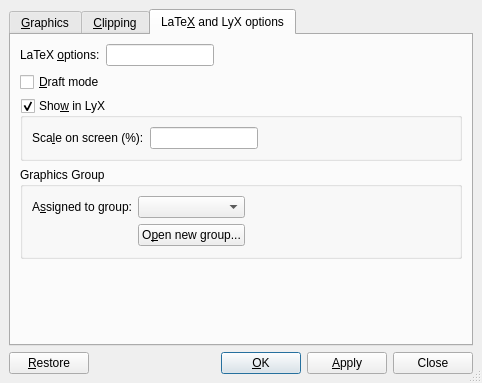
cburschka/lyx, file src/frontends/qt4/ui/GraphicsUi.ui: the form before one commit.
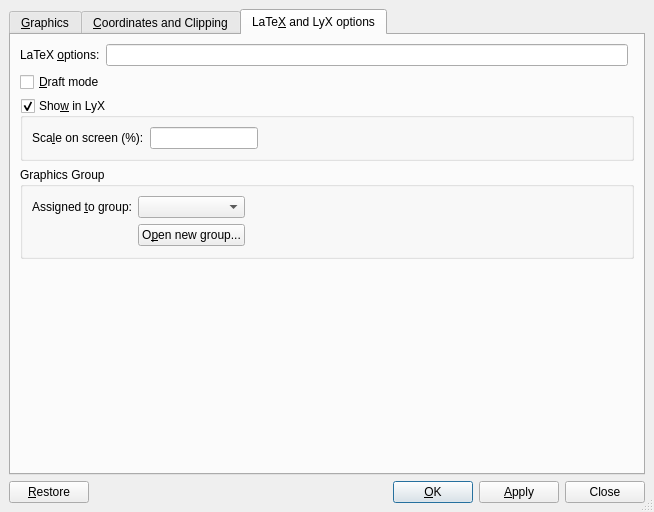
The form after the commit. The open tabs and pages were chosen to show the change. Custom widgets are drawn as their Qt base class.

Commit message:
Some improvements to the graphics dialog
* Describe the viewport/bb situation more accurate
* Use generic term "coordinates", since bb and viewport are flavor-specific
* Add some tooltips
* Increase the width of the options widget.

```diff
--- a/src/frontends/qt4/ui/GraphicsUi.ui
+++ b/src/frontends/qt4/ui/GraphicsUi.ui
@@ -1,18 +1,16 @@
 <ui version="4.0" >
  <class>GraphicsUi</class>
- <widget class="QDialog" name="GraphicsUi" >
-  <property name="geometry" >
+ <widget class="QDialog" name="GraphicsUi">
+  <property name="geometry">
    <rect>
     <x>0</x>
     <y>0</y>
-    <width>482</width>
-    <height>383</height>
+    <width>654</width>
+    <height>512</height>
    </rect>
   </property>
-  <property name="sizePolicy" >
-   <sizepolicy>
-    <hsizetype>0</hsizetype>
-    <vsizetype>0</vsizetype>
+  <property name="sizePolicy">
+   <sizepolicy hsizetype="Fixed" vsizetype="Fixed">
     <horstretch>0</horstretch>
     <verstretch>0</verstretch>
    </sizepolicy>
@@ -27,7 +25,16 @@
    <property name="margin" >
     <number>9</number>
    </property>
-   <property name="spacing" >
+   <property name="topMargin">
+    <number>9</number>
+   </property>
+   <property name="rightMargin">
+    <number>9</number>
+   </property>
+   <property name="bottomMargin">
+    <number>9</number>
+   </property>
+   <property name="spacing">
     <number>6</number>
    </property>
    <item row="0" column="0" >
@@ -279,9 +286,9 @@
        </item>
       </layout>
      </widget>
-     <widget class="QWidget" name="Clipping" >
-      <attribute name="title" >
-       <string>&amp;Clipping</string>
+     <widget class="QWidget" name="Clipping">
+      <attribute name="title">
+       <string>&amp;Coordinates and Clipping</string>
       </attribute>
       <layout class="QGridLayout" >
        <property name="margin" >
@@ -451,28 +458,22 @@
        <property name="margin" >
         <number>9</number>
        </property>
-       <property name="spacing" >
+       <property name="topMargin">
+        <number>9</number>
+       </property>
+       <property name="rightMargin">
+        <number>9</number>
+       </property>
+       <property name="bottomMargin">
+        <number>9</number>
+       </property>
+       <property name="spacing">
         <number>6</number>
        </property>
-       <item row="0" column="2" >
-        <spacer>
-         <property name="orientation" >
-          <enum>Qt::Horizontal</enum>
-         </property>
-         <property name="sizeHint" >
-          <size>
-           <width>161</width>
-           <height>20</height>
-          </size>
-         </property>
-        </spacer>
-       </item>
-       <item row="0" column="1" >
-        <widget class="QLineEdit" name="latexoptions" >
-         <property name="sizePolicy" >
-          <sizepolicy>
-           <hsizetype>0</hsizetype>
-           <vsizetype>0</vsizetype>
+       <item row="0" column="1">
+        <widget class="QLineEdit" name="latexoptions">
+         <property name="sizePolicy">
+          <sizepolicy hsizetype="MinimumExpanding" vsizetype="Fixed">
            <horstretch>0</horstretch>
            <verstretch>0</verstretch>
           </sizepolicy>
@@ -495,12 +496,12 @@
          </property>
         </widget>
        </item>
-       <item row="5" column="0" colspan="3" >
+       <item row="5" column="0" colspan="3">
         <spacer>
-         <property name="orientation" >
+         <property name="orientation">
           <enum>Qt::Vertical</enum>
          </property>
-         <property name="sizeHint" >
+         <property name="sizeHint" stdset="0">
           <size>
            <width>354</width>
            <height>81</height>
@@ -529,7 +530,16 @@
           <property name="margin" >
            <number>9</number>
           </property>
-          <property name="spacing" >
+          <property name="topMargin">
+           <number>9</number>
+          </property>
+          <property name="rightMargin">
+           <number>9</number>
+          </property>
+          <property name="bottomMargin">
+           <number>9</number>
+          </property>
+          <property name="spacing">
            <number>6</number>
           </property>
           <item row="0" column="1" >
@@ -563,12 +573,12 @@
             </property>
            </widget>
           </item>
-          <item row="0" column="2" >
+          <item row="0" column="2">
            <spacer>
-            <property name="orientation" >
+            <property name="orientation">
              <enum>Qt::Horizontal</enum>
             </property>
-            <property name="sizeHint" >
+            <property name="sizeHint" stdset="0">
              <size>
               <width>40</width>
               <height>20</height>
@@ -594,15 +604,24 @@
           <property name="margin" >
            <number>9</number>
           </property>
-          <property name="spacing" >
+          <property name="topMargin">
+           <number>9</number>
+          </property>
+          <property name="rightMargin">
+           <number>9</number>
+          </property>
+          <property name="bottomMargin">
+           <number>9</number>
+          </property>
+          <property name="spacing">
            <number>6</number>
           </property>
-          <item rowspan="2" row="0" column="2" >
+          <item row="0" column="2" rowspan="2">
            <spacer>
             <property name="orientation" >
              <enum>Qt::Horizontal</enum>
             </property>
-            <property name="sizeHint" >
+            <property name="sizeHint" stdset="0">
              <size>
               <width>121</width>
               <height>51</height>
@@ -610,12 +629,10 @@
             </property>
            </spacer>
           </item>
-          <item row="0" column="0" >
-           <widget class="QLabel" name="label" >
-            <property name="sizePolicy" >
-             <sizepolicy>
-              <hsizetype>0</hsizetype>
-              <vsizetype>0</vsizetype>
+          <item row="0" column="0">
+           <widget class="QLabel" name="label">
+            <property name="sizePolicy">
+             <sizepolicy hsizetype="Fixed" vsizetype="Fixed">
               <horstretch>0</horstretch>
               <verstretch>0</verstretch>
              </sizepolicy>
@@ -623,8 +640,8 @@
             <property name="toolTip" >
              <string/>
             </property>
-            <property name="text" >
-             <string>A&amp;ssigned to group:</string>
+            <property name="text">
+             <string>Assigned &amp;to group:</string>
             </property>
             <property name="buddy" >
              <cstring>groupCO</cstring>
@@ -668,14 +685,23 @@
      </widget>
     </widget>
    </item>
-   <item row="1" column="0" >
-    <layout class="QHBoxLayout" >
-     <property name="margin" >
-      <number>0</number>
-     </property>
-     <property name="spacing" >
+   <item row="1" column="0">
+    <layout class="QHBoxLayout">
+     <property name="spacing">
       <number>6</number>
      </property>
+     <property name="leftMargin">
+      <number>0</number>
+     </property>
+     <property name="topMargin">
+      <number>0</number>
+     </property>
+     <property name="rightMargin">
+      <number>0</number>
+     </property>
+     <property name="bottomMargin">
+      <number>0</number>
+     </property>
      <item>
       <widget class="QPushButton" name="restorePB" >
        <property name="text" >
@@ -691,13 +717,13 @@
      </item>
      <item>
       <spacer>
-       <property name="orientation" >
+       <property name="orientation">
         <enum>Qt::Horizontal</enum>
        </property>
-       <property name="sizeType" >
+       <property name="sizeType">
         <enum>QSizePolicy::MinimumExpanding</enum>
        </property>
-       <property name="sizeHint" >
+       <property name="sizeHint" stdset="0">
         <size>
          <width>20</width>
          <height>20</height>
@@ -719,11 +745,9 @@
       </widget>
      </item>
      <item>
-      <widget class="QPushButton" name="applyPB" >
-       <property name="sizePolicy" >
-        <sizepolicy>
-         <hsizetype>0</hsizetype>
-         <vsizetype>0</vsizetype>
+      <widget class="QPushButton" name="applyPB">
+       <property name="sizePolicy">
+        <sizepolicy hsizetype="Fixed" vsizetype="Fixed">
          <horstretch>0</horstretch>
          <verstretch>0</verstretch>
         </sizepolicy>
@@ -740,11 +764,9 @@
       </widget>
      </item>
      <item>
-      <widget class="QPushButton" name="closePB" >
-       <property name="sizePolicy" >
-        <sizepolicy>
-         <hsizetype>0</hsizetype>
-         <vsizetype>0</vsizetype>
+      <widget class="QPushButton" name="closePB">
+       <property name="sizePolicy">
+        <sizepolicy hsizetype="Fixed" vsizetype="Fixed">
          <horstretch>0</horstretch>
          <verstretch>0</verstretch>
         </sizepolicy>
```
Left out of the diff: 524 changed lines with no effect on the pictures.
